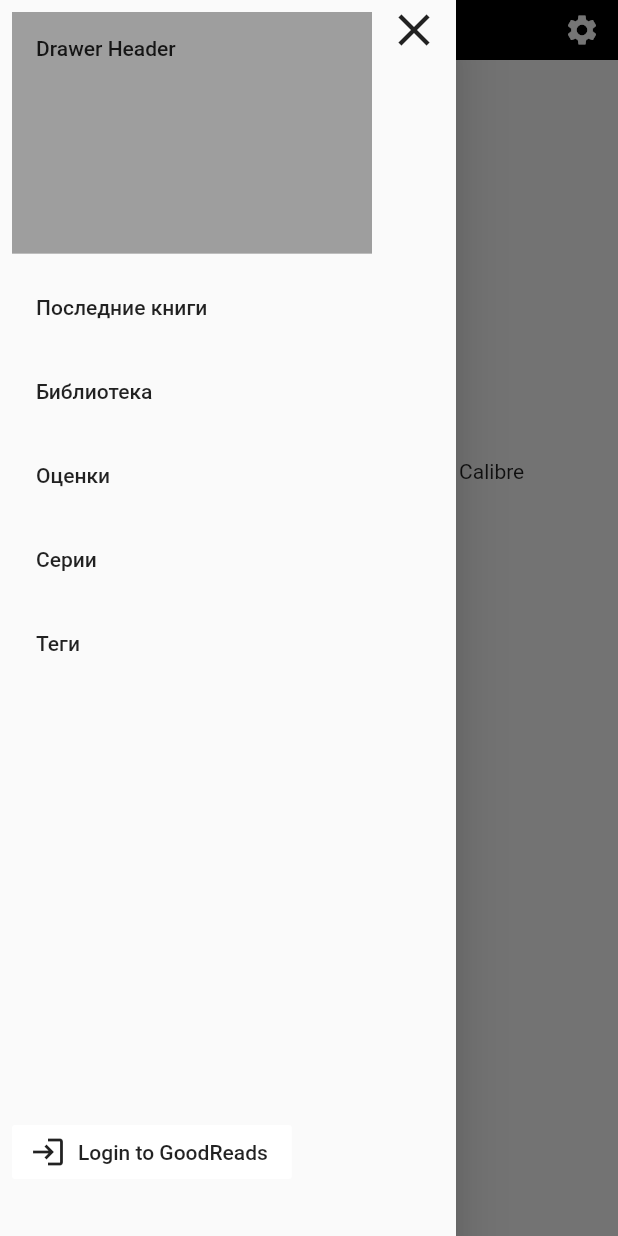
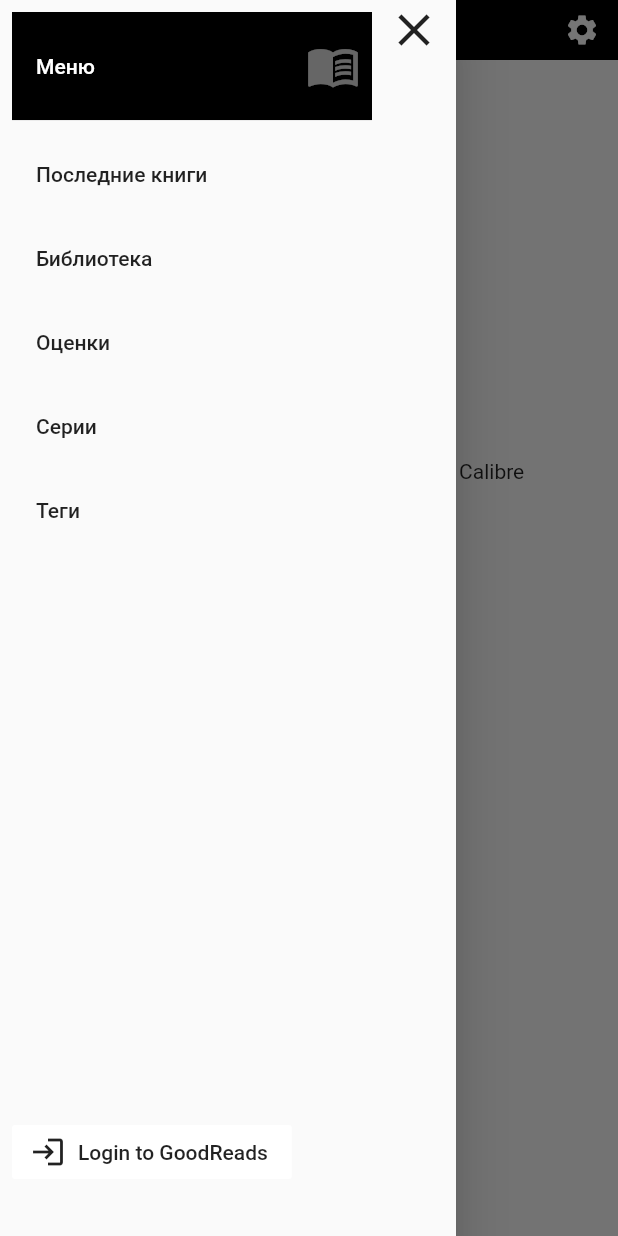
Before and after one commit to Clovis830/calendar, a Flutter app: the screen it shows after launch, after a tap on the "menu" icon, on a phone screen of 412 x 824 dp. Run offline on Flutter 3.47's test engine with Material 2 defaults, Android fonts, the phone set to English and light mode, and no system bars; our stand-ins replace bloc, equatable, file_picker, flutter_bloc, logger, sqflite; accounts and stored records are empty.

```diff
--- a/project/lib/src/components/app/bloc/app_bloc.dart
+++ b/project/lib/src/components/app/bloc/app_bloc.dart
@@ -18,4 +18,9 @@ class AppBloc extends Bloc<AppEvent, AppState> {
       yield AppStateWithPath(event.path);
     }
   }
+
+  @override
+  String toString() {
+    return 'app/bloc/app_bloc.dart';
+  }
 }
--- a/project/lib/src/components/app/bloc/app_state.dart
+++ b/project/lib/src/components/app/bloc/app_state.dart
@@ -7,6 +7,11 @@ abstract class AppState extends Equatable {
 
   @override
   List<Object> get props => [];
+
+  @override
+  String toString() {
+    return '${super.toString()} with params: { pathToCalibre: $pathToCalibre }';
+  }
 }
 
 class AppInitial extends AppState {
--- a/project/lib/src/components/app/menu.dart
+++ b/project/lib/src/components/app/menu.dart
@@ -25,10 +25,20 @@ class Menu extends StatelessWidget {
           ListView(
             padding: EdgeInsets.only(right: 48.0, bottom: 80.0),
             children: <Widget>[
-              DrawerHeader(
-                child: Text('Drawer Header'),
-                decoration: BoxDecoration(
-                  color: Colors.grey,
+              SizedBox(
+                height: 80.0,
+                child: DrawerHeader(
+                  padding: const EdgeInsets.only(left: 16.0, right: 8.0),
+                  child: Row(
+                    mainAxisAlignment: MainAxisAlignment.spaceBetween,
+                    children: [
+                      Text('Меню', style: const TextStyle(color: Colors.white)),
+                      Icon(Icons.menu_book, color: Colors.white.withOpacity(0.4), size: 36.0,)
+                    ],
+                    ),
+                  decoration: BoxDecoration(
+                    color: Colors.black,
+                  ),
                 ),
               ),
               for (_MenuItem item in _menuData)
--- a/project/lib/src/components/get-path/path-bloc.dart
+++ b/project/lib/src/components/get-path/get-path-controller.dart
@@ -5,11 +5,12 @@ import 'package:file_picker/file_picker.dart';
 
 import 'package:calendar/src/components/error/index.dart';
 import 'package:calendar/src/components/app/bloc/app_bloc.dart';
+import 'package:calendar/src/services/service-locator.dart';
 
-class PathBloc {
+class GetPathController {
   final _pathStreamController = StreamController<String>();
 
-  Stream<String> get pathUpdate => _pathStreamController.stream;
+  Stream<String> get pathUpdates => _pathStreamController.stream;
 
   openFileSystem(BuildContext context) async {
     try {
@@ -21,7 +22,8 @@ class PathBloc {
     }
   }
 
-  void _savePath(String path) {
+  void _savePath(String path) async {
+    getService<DbProvider>().setPathToCalibreFolder(path);
     _pathStreamController.add(path);
   }
 
--- a/project/lib/src/components/get-path/get-path.dart
+++ b/project/lib/src/components/get-path/get-path.dart
@@ -1,11 +1,11 @@
 import 'package:flutter/material.dart';
 
 import 'package:calendar/src/components/app/app.dart';
-import 'package:calendar/src/components/get-path/path-bloc.dart';
+import 'package:calendar/src/components/get-path/get-path-controller.dart';
 
 class GetPath extends StatelessWidget {
   GetPath({Key key}) : super(key: key);
-  final _controller = PathBloc();
+  final _controller = GetPathController();
 
   @override
   Widget build(BuildContext context) {
@@ -34,7 +34,7 @@ class GetPath extends StatelessWidget {
               Padding(
                 padding: EdgeInsets.only(top: 8.0, bottom: 8.0),
                 child: StreamBuilder<String>(
-                  stream: _controller.pathUpdate,
+                  stream: _controller.pathUpdates,
                   builder: (BuildContext context, AsyncSnapshot<String> snapshot) {
                     if (!snapshot.hasData) {
                       return Text('---');
--- a/project/lib/src/services/providers/db-provider.dart
+++ b/project/lib/src/services/providers/db-provider.dart
@@ -6,20 +6,31 @@ part of 'providers.dart';
 /// обновление оригинальной базы копией;
 class DbProvider implements IProvider {
   static final DbProvider _instance = DbProvider._private();
-  static final pathToDb = 'calibre/metadata.db';
+
+  final String _calibreDbFileName = 'metadata.db';
+  final String _appDbFileName = 'app.db';
+
+  String _pathToCalibreFolder = 'calibre/metadata.db';
   Database _db;
 
   factory DbProvider() {
     return _instance;
   }
 
+  void setPathToCalibreFolder(String path) {
+    if (path == _pathToCalibreFolder) {
+      return;
+    }
+    _pathToCalibreFolder = path;
+  }
+
   DbProvider._private() {
-    _checkAndOpen();
+    _open();
   }
 
   Future<String> _getPath() async {
     String databasesPath = await getDatabasesPath();
-    return join(databasesPath, pathToDb);
+    return join(databasesPath, _appDbFileName);
   }
 
   Future<void> _open() async {
@@ -30,43 +41,35 @@ class DbProvider implements IProvider {
     _db = await openDatabase(path);
   }
 
-  Future<void> _copy(String path) async {
-    try {
-      await Directory(dirname(path)).create(recursive: true);
-    } catch (_) {}
+  // Future<void> _copy(String path) async {
+  //   try {
+  //     await Directory(dirname(path)).create(recursive: true);
+  //   } catch (_) {}
 
-    ByteData data = await rootBundle.load(join("assets", pathToDb));
-    List<int> bytes = data.buffer.asUint8List(data.offsetInBytes, data.lengthInBytes);
+  //   ByteData data = await rootBundle.load(join("assets", _appDbFileName));
+  //   List<int> bytes = data.buffer.asUint8List(data.offsetInBytes, data.lengthInBytes);
 
-    await File(path).writeAsBytes(bytes, flush: true);
-  }
+  //   await File(path).writeAsBytes(bytes, flush: true);
+  // }
 
-  // copy db from android storage or one drive
-  Future<void> _copyFrom() async {}
+  // Future<void> _checkIfExist() async {
+  //   String path = await _getPath();
+  //   bool exists = await databaseExists(path);
+  //   if (!exists) {
+  //     await _open();
+  //   }
+  // }
 
-  Future<void> _checkIfExist() async {
-    String path = await _getPath();
-    bool exists = await databaseExists(path);
-    if (!exists) {
-      await _copy(path);
-    }
-  }
-
-  Future<void> _checkAndOpen() async {
-    await _checkIfExist();
-    await _open();
-  }
+  // Future<void> _checkAndOpen() async {
+  //   await _checkIfExist();
+  //   await _open();
+  // }
 
   Future<Database> getInstance() async {
     if (_db == null) {
-      await _checkAndOpen();
+      await _open();
     }
     return _db;
-  }
-
-  //update original db
-  update() {
-    print('update original db');
   }
 
   Future<List<Map<String, dynamic>>> query(String table, [Map<dynamic, dynamic> arguments]) async {
--- a/project/lib/src/services/service-locator.dart
+++ b/project/lib/src/services/service-locator.dart
@@ -1,14 +1,14 @@
 import 'package:bloc/bloc.dart';
 
 import 'package:calendar/src/services/providers/providers.dart';
-import 'package:calendar/src/services/observers/test.dart';
+import 'package:calendar/src/services/observers/event-observer.dart';
 
 export 'package:calendar/src/services/providers/providers.dart';
 
 final Set<dynamic> _container = {};
 
 void initServices(networkConfig) {
-  Bloc.observer = SimpleBlocObserver();
+  Bloc.observer = EventObserver();
   initProviders(_container, networkConfig);
 }
 
--- a/project/pubspec.yaml
+++ b/project/pubspec.yaml
@@ -35,6 +35,7 @@ dependencies:
   sqflite: ^1.3.0
   http: ^0.12.2
   file_picker: ^2.0.0
+  logger: ^0.9.2
 
 dev_dependencies:
   flutter_test:
```
Also changed, not shown: project/lib/src/components/app/settings.dart (+47 -18 lines), project/lib/src/services/observers/event-observer.dart (renamed from project/lib/src/services/observers/test.dart, +9 -1 lines), project/pubspec.lock.
